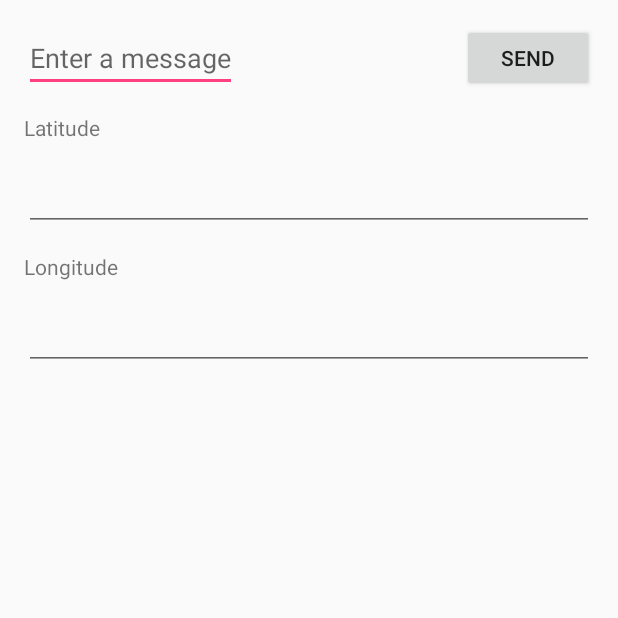
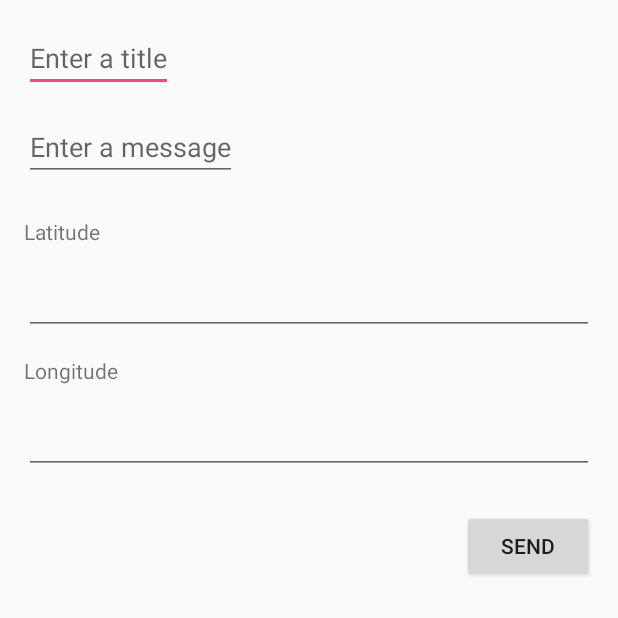
Before and after one commit to H-Huang/Whats-Happening, an Android app: the InputActivity screen opened directly, with no data from a screen before it, on a phone screen of 412 x 824 dp, the top half of it. Run offline under Robolectric (Android 15) with nearby library versions, the phone set to English and light mode, and no system bars; our stand-ins replace Volley.

Commit message:
more input fields and making POST requests now works

```diff
--- a/app/src/main/java/csm117/whatshappening/InputActivity.java
+++ b/app/src/main/java/csm117/whatshappening/InputActivity.java
@@ -1,33 +1,93 @@
 package csm117.whatshappening;
 
+import android.content.Context;
 import android.content.Intent;
 import android.support.v7.app.AppCompatActivity;
 import android.os.Bundle;
 import android.view.View;
+import android.widget.Button;
 import android.widget.EditText;
+import android.widget.Toast;
+
+import com.android.volley.Request;
+import com.android.volley.RequestQueue;
+import com.android.volley.Response;
+import com.android.volley.VolleyError;
+import com.android.volley.toolbox.StringRequest;
+import com.android.volley.toolbox.Volley;
+
+import java.util.HashMap;
+import java.util.Map;
 
 public class InputActivity extends AppCompatActivity {
+
+    private String CREATE_NOTE = "";
+    private String GET_NOTE = "";
 
     @Override
     protected void onCreate(Bundle savedInstanceState) {
         super.onCreate(savedInstanceState);
         setContentView(R.layout.activity_input);
 
+        CREATE_NOTE = getString(R.string.create_location_notes);
+        GET_NOTE = getString(R.string.get_location_notes);
+
+        // This is from the pressing the plus button Intent and gives pre-filled value
         Intent getLocation = getIntent();
-        String stringLat = getLocation.getStringExtra("paramLat");
-        String stringLong = getLocation.getStringExtra("paramLong");
+        final String stringLat = getLocation.getStringExtra("paramLat");
+        final String stringLong = getLocation.getStringExtra("paramLong");
         EditText replacelatValue = (EditText) findViewById(R.id.latValue);
         replacelatValue.setText(stringLat);
         EditText replacelongValue = (EditText) findViewById(R.id.longValue);
         replacelongValue.setText(stringLong);
+
+        final Button create_note = (Button) findViewById(R.id.sendButton);
+        assert create_note != null;
+        create_note.setOnClickListener(new View.OnClickListener() {
+            public void onClick(View v) {
+                // Grabs the string that the user inputs
+                EditText stringlatValue = (EditText) findViewById(R.id.latValue);
+                final String finallatValue = stringlatValue.getText().toString();
+                EditText stringlongValue = (EditText) findViewById(R.id.longValue);
+                final String finallongValue = stringlongValue.getText().toString();
+                EditText stringTitle = (EditText) findViewById(R.id.edit_title);
+                final String title = stringTitle.getText().toString();
+                EditText stringMessage = (EditText) findViewById(R.id.edit_message);
+                final String message = stringMessage.getText().toString();
+
+                createLocation(title, message, finallatValue, finallongValue);
+            }
+        });
     }
 
-    public final static String EXTRA_MESSAGE = "hello";
-    public void sendMessage(View view) {
-        Intent send = new Intent(this, MapsActivity.class);
-        EditText editText = (EditText) findViewById(R.id.edit_message);
-        String message = editText.getText().toString();
-        send.putExtra(EXTRA_MESSAGE, message);
-        startActivity(send);
+    private void createLocation(final String stringTitle, final String stringDescription, final String latLocation, final String longLocation){
+        StringRequest stringRequest = new StringRequest(Request.Method.POST, CREATE_NOTE,
+                new Response.Listener<String>() {
+                    @Override
+                    public void onResponse(String response) {
+                        Toast.makeText(InputActivity.this,response,Toast.LENGTH_LONG).show();
+                    }
+                },
+                new Response.ErrorListener() {
+                    @Override
+                    public void onErrorResponse(VolleyError error) {
+                        Toast.makeText(InputActivity.this,error.toString(),Toast.LENGTH_LONG).show();
+                    }
+                }){
+            @Override
+            protected Map<String,String> getParams(){
+                HashMap<String, String> params = new HashMap<String, String>();
+                // Just 5 parameters for hashing
+                params.put("created", "2016-11-13T03:53:17.826999Z");
+                params.put("title", stringTitle);
+                params.put("description", stringDescription);
+                params.put("latitude", latLocation);
+                params.put("longitude", longLocation);
+                params.put("upvotes", "30");
+                return params;
+            }
+        };
+        RequestQueue requestQueue = Volley.newRequestQueue(this);
+        requestQueue.add(stringRequest);
     }
 }
--- a/app/src/main/res/layout/activity_input.xml
+++ b/app/src/main/res/layout/activity_input.xml
@@ -9,28 +9,13 @@
     android:paddingRight="@dimen/activity_horizontal_margin"
     android:paddingTop="@dimen/activity_vertical_margin"
     tools:context="csm117.whatshappening.InputActivity">
-    <EditText android:id="@+id/edit_message"
+
+    <EditText android:id="@+id/edit_title"
         android:layout_width="wrap_content"
         android:layout_height="wrap_content"
         android:layout_marginBottom="14dp"
         android:inputType="text"
-        android:hint="@string/edit_message" />
-
-    <Button
-        android:layout_width="wrap_content"
-        android:layout_height="wrap_content"
-        android:layout_alignParentRight="true"
-        android:text="@string/button_send"
-        android:onClick="sendMessage"
-        android:layout_alignBottom="@+id/edit_message" />
-
-    <TextView android:id="@+id/latText"
-        android:layout_width="wrap_content"
-        android:layout_height="wrap_content"
-        android:text="@string/latText"
-        android:layout_alignParentLeft="true"
-        android:layout_alignParentStart="true"
-        android:layout_below="@+id/edit_message" />
+        android:hint="@string/edit_title" />
 
     <EditText android:id="@+id/latValue"
         android:layout_width="match_parent"
@@ -61,4 +46,31 @@
         android:inputType="number"
         android:text="@string/fakelongValue"/>
 
+    <EditText android:id="@+id/edit_message"
+        android:layout_width="wrap_content"
+        android:layout_height="wrap_content"
+        android:inputType="text"
+        android:hint="@string/edit_message"
+        android:layout_below="@+id/edit_title"
+        android:layout_alignParentLeft="true"
+        android:layout_alignParentStart="true" />
+
+    <Button android:id="@+id/sendButton"
+        android:layout_width="wrap_content"
+        android:layout_height="wrap_content"
+        android:text="@string/button_send"
+        android:layout_below="@+id/longValue"
+        android:layout_alignParentRight="true"
+        android:layout_alignParentEnd="true"
+        android:layout_marginTop="24dp" />
+
+    <TextView android:id="@+id/latText"
+        android:layout_width="wrap_content"
+        android:layout_height="wrap_content"
+        android:text="@string/latText"
+        android:layout_below="@+id/edit_message"
+        android:layout_alignParentLeft="true"
+        android:layout_alignParentStart="true"
+        android:layout_marginTop="24dp" />
+
 </RelativeLayout>
--- a/app/src/main/res/values/strings.xml
+++ b/app/src/main/res/values/strings.xml
@@ -1,13 +1,14 @@
 <resources>
     <string name="app_name">What\'s Happening</string>
     <string name="title_activity_maps">Map</string>
-    <string name="create_location_notes">http://192.168.11.11/locationnotes/</string>
-    <string name="get_location_notes">http://192.168.11.11/locationnotes/</string>
+    <string name="create_location_notes">http://138.68.24.232/locationnotes/</string>
+    <string name="get_location_notes">http://138.68.24.232/locationnotes/</string>
+    <string name="edit_title">Enter a title</string>
     <string name="edit_message">Enter a message</string>
     <string name="button_send">Send</string>
 
     <string name="latText">Latitude</string>
     <string name="longText">Longitude</string>
-    <string name="fakelatValue">9</string>
-    <string name="fakelongValue">8</string>
+    <string name="fakelatValue">fake</string>
+    <string name="fakelongValue">fake</string>
 </resources>
```
Also changed, not shown: app/src/main/java/csm117/whatshappening/MainActivity.java (+0 -52 lines).
